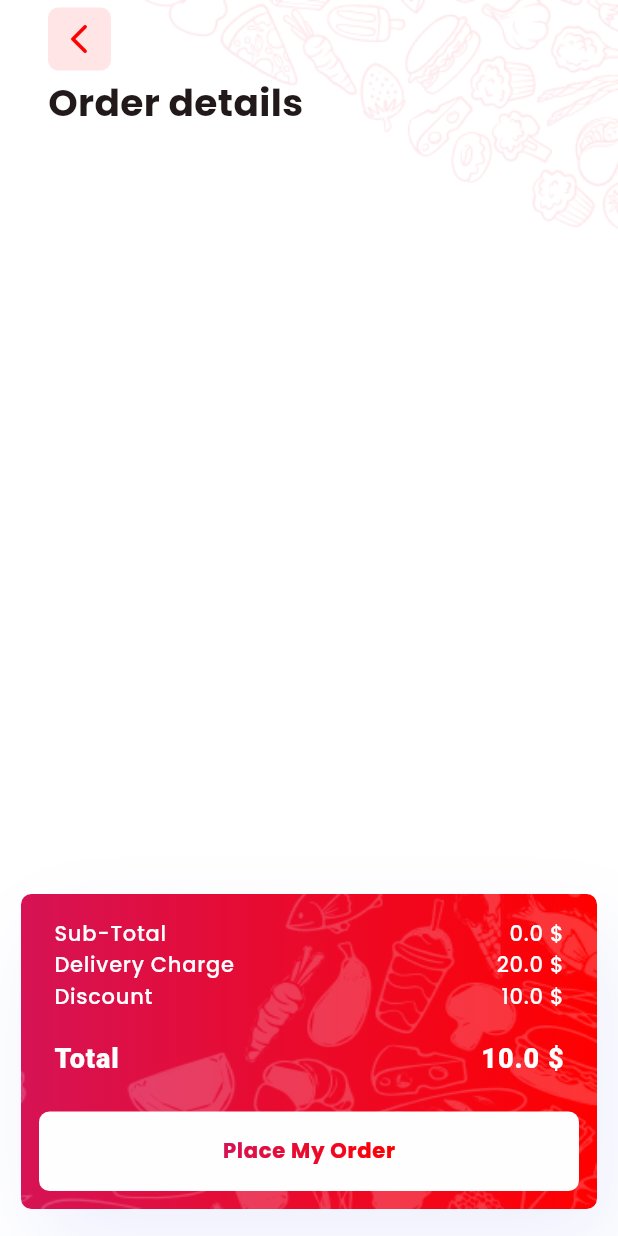
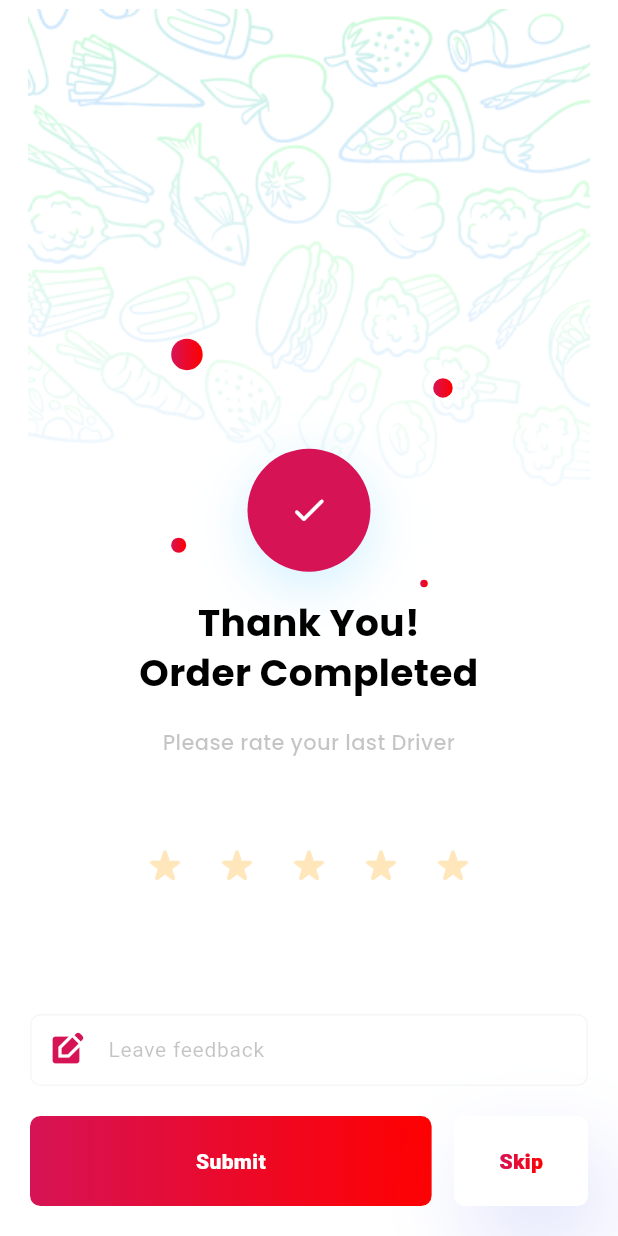
Before and after one commit to Anser-Ishaq/Food-Courier-App, a Flutter app: the CartScreen screen opened directly with empty values, after a tap on "Place My Order", on a phone screen of 412 x 824 dp. Run offline on Flutter 3.47's test engine with Material 3 defaults, Android fonts, the light colour scheme and no system bars; our stand-ins replace cloud_firestore, delightful_toast, firebase_auth, firebase_core, flutter_dotenv, geocoding and 6 more; accounts and stored records are empty.

Commit message:
finish order design complete

```diff
--- a/lib/constants/images/images.dart
+++ b/lib/constants/images/images.dart
@@ -21,4 +21,6 @@ class Images {
 
   static const String chickenBurger = 'assets/images/chicken_burger.png';
   static const String cheseBurger = 'assets/images/chese_burger.png';
+
+  static const String starIcon = 'assets/illustrations/star_Icon.png';
 }
--- a/lib/constants/routes/routes.dart
+++ b/lib/constants/routes/routes.dart
@@ -8,4 +8,5 @@ class Routes {
   static const String resetPassword = '/reset-password';
   static const String bottomNavigation = '/bottomNavigation';
   static const String location = '/map';
+  static const String finishOrder = '/finishOrder';
 }
--- a/lib/screens/cart/cart_screen.dart
+++ b/lib/screens/cart/cart_screen.dart
@@ -5,6 +5,7 @@ import 'package:food_couriers/constants/images/images.dart';
 import 'package:food_couriers/models/food_item.dart';
 import 'package:food_couriers/screens/cart/widgets/food_item_box.dart';
 import 'package:food_couriers/screens/cart/widgets/payment_box.dart';
+import 'package:food_couriers/screens/finish_order/finish_order_screen.dart';
 
 class CartScreen extends StatefulWidget {
   const CartScreen({
@@ -115,7 +116,9 @@ class _CartScreenState extends State<CartScreen> {
                   subTotal: subTotal,
                   deliveryCharges: 20,
                   discount: 10,
-                  onTap: () {},
+                  onTap: () {
+                    Navigator.push(context, MaterialPageRoute(builder: (context) => const FinishOrderScreen()));
+                  },
                 ),
               ],
             ),
--- a/lib/screens/details/details_screen.dart
+++ b/lib/screens/details/details_screen.dart
@@ -94,7 +94,7 @@ class _DetailsScreenState extends State<DetailsScreen> {
               rating: widget.foodItem.rating!,
               orderCount: widget.foodItem.orderCount ?? 0,
               description: widget.foodItem.description!,
-              onTapAddToCart: () {},
+              onTapAddToCart: widget.onAddToCart,
             ),
           ],
         ),
--- /dev/null
+++ b/lib/screens/finish_order/finish_order_screen.dart
@@ -0,0 +1,297 @@
+import 'package:flutter/material.dart';
+import 'package:food_couriers/components/gradient_text.dart';
+import 'package:food_couriers/constants/colors/app_colors.dart';
+import 'package:food_couriers/constants/images/images.dart';
+
+class FinishOrderScreen extends StatefulWidget {
+  const FinishOrderScreen({super.key});
+
+  @override
+  State<FinishOrderScreen> createState() => _FinishOrderScreenState();
+}
+
+class _FinishOrderScreenState extends State<FinishOrderScreen> {
+  final _feedbackController = TextEditingController();
+
+  final _outlineInputBorder = OutlineInputBorder(
+    borderRadius: BorderRadius.circular(7),
+    borderSide: const BorderSide(
+      color: Color(0xFFF6F6F6),
+    ),
+  );
+
+  int _rating = 0;
+
+  @override
+  void dispose() {
+    _feedbackController.dispose();
+    super.dispose();
+  }
+
+  @override
+  Widget build(BuildContext context) {
+    return Scaffold(
+      backgroundColor: AppColors.white,
+      // resizeToAvoidBottomInset: false,
+      body: Stack(
+        children: [
+          SizedBox(
+            width: MediaQuery.of(context).size.width,
+            height: MediaQuery.of(context).size.height,
+            child: Image.asset(Images.splashPattern),
+          ),
+          Positioned(
+            top: MediaQuery.of(context).size.height * 0.274,
+            left: MediaQuery.of(context).size.width * 0.277,
+            child: Container(
+              width: 21,
+              height: 21,
+              decoration: const BoxDecoration(
+                gradient: AppColors.gradientPrimary,
+                shape: BoxShape.circle,
+              ),
+            ),
+          ),
+          Positioned(
+            top: MediaQuery.of(context).size.height * 0.306,
+            left: MediaQuery.of(context).size.width * 0.701,
+            child: Container(
+              width: 13,
+              height: 13,
+              decoration: const BoxDecoration(
+                gradient: AppColors.gradientPrimary,
+                shape: BoxShape.circle,
+              ),
+            ),
+          ),
+          Positioned(
+            top: MediaQuery.of(context).size.height * 0.435,
+            left: MediaQuery.of(context).size.width * 0.277,
+            child: Container(
+              width: 10,
+              height: 10,
+              decoration: const BoxDecoration(
+                gradient: AppColors.gradientPrimary,
+                shape: BoxShape.circle,
+              ),
+            ),
+          ),
+          Positioned(
+            top: MediaQuery.of(context).size.height * 0.469,
+            left: MediaQuery.of(context).size.width * 0.68,
+            child: Container(
+              width: 5,
+              height: 5,
+              decoration: const BoxDecoration(
+                gradient: AppColors.gradientPrimary,
+                shape: BoxShape.circle,
+              ),
+            ),
+          ),
+          Positioned(
+            top: MediaQuery.of(context).size.height * 0.363,
+            left: 0,
+            right: 0,
+            bottom: 0,
+            child: SizedBox(
+              child: Column(
+                children: [
+                  Expanded(
+                    child: _staticInfo(),
+                  ),
+                  SizedBox(height: MediaQuery.of(context).size.height * 0.08),
+                  _feedbackField(),
+                  _buttomRow(),
+                  const SizedBox(
+                    height: 10,
+                  ),
+                ],
+              ),
+            ),
+          )
+        ],
+      ),
+    );
+  }
+
+  Widget _feedbackField() {
+    return Container(
+      margin: const EdgeInsets.symmetric(horizontal: 20, vertical: 10),
+      child: TextFormField(
+        controller: _feedbackController,
+        maxLines: 5,
+        minLines: 1,
+        style: const TextStyle(
+            fontFamily: 'Roboto',
+            fontSize: 14,
+            fontWeight: FontWeight.w400,
+            letterSpacing: 0.5),
+        decoration: InputDecoration(
+          hintText: 'Leave feedback',
+          hintStyle: TextStyle(
+            color: AppColors.charcoalGray.withOpacity(0.3),
+          ),
+          contentPadding: const EdgeInsets.symmetric(vertical: 10),
+          prefixIcon: const Icon(
+            Icons.edit_square,
+            color: AppColors.primary,
+          ),
+          focusedBorder: _outlineInputBorder,
+          enabledBorder: _outlineInputBorder,
+        ),
+      ),
+    );
+  }
+
+  Widget _buttomRow() {
+    return Container(
+      margin: const EdgeInsets.symmetric(horizontal: 20, vertical: 10),
+      child: Row(
+        children: [
+          Expanded(
+            flex: 3,
+            child: GestureDetector(
+              onTap: () {},
+              child: Container(
+                padding: const EdgeInsets.symmetric(vertical: 20),
+                alignment: Alignment.center,
+                decoration: BoxDecoration(
+                  gradient: AppColors.gradientPrimary,
+                  borderRadius: BorderRadius.circular(7),
+                ),
+                child: const Text(
+                  'Submit',
+                  style: TextStyle(
+                    color: AppColors.white,
+                    fontFamily: 'Roboto',
+                    fontSize: 14,
+                    fontWeight: FontWeight.w900,
+                  ),
+                ),
+              ),
+            ),
+          ),
+          const SizedBox(width: 15),
+          Expanded(
+            child: GestureDetector(
+              onTap: () {},
+              child: Container(
+                padding: const EdgeInsets.symmetric(vertical: 20),
+                alignment: Alignment.center,
+                decoration: BoxDecoration(
+                  color: AppColors.white,
+                  borderRadius: BorderRadius.circular(7),
+                  boxShadow: [
+                    BoxShadow(
+                      color: AppColors.shadowBlue.withOpacity(0.2),
+                      offset: const Offset(12, 26),
+                      blurRadius: 50,
+                    )
+                  ],
+                ),
+                child: const GradientText(
+                  text: 'Skip',
+                  gradient: AppColors.gradientPrimary,
+                  style: TextStyle(
+                    fontFamily: 'Roboto',
+                    fontSize: 14,
+                    fontWeight: FontWeight.w900,
+                  ),
+                ),
+              ),
+            ),
+          ),
+        ],
+      ),
+    );
+  }
+
+  Widget _staticInfo() {
+    return Column(
+      mainAxisAlignment: MainAxisAlignment.spaceBetween,
+      children: [
+        _checkCircle(),
+        _thankyouText(),
+        const SizedBox(
+          height: 10,
+        ),
+        _starRating(),
+      ],
+    );
+  }
+
+    Widget _starRating() {
+    return Row(
+      mainAxisAlignment: MainAxisAlignment.center,
+      children: List.generate(5, (index) {
+        return IconButton(
+          icon: Icon(
+            Icons.star_rate_rounded,
+            size: 30,
+            color: index < _rating ? const Color(0xFFFEAD1D) : const Color(0xFFFEAD1D).withOpacity(0.3),
+          ),
+          onPressed: () {
+            setState(() {
+              _rating = index + 1;
+            });
+          },
+        );
+      }),
+    );
+  }
+
+  Widget _thankyouText() {
+    return Column(
+      mainAxisSize: MainAxisSize.min,
+      children: [
+        const Text(
+          'Thank You!\nOrder Completed',
+          textAlign: TextAlign.center,
+          style: TextStyle(
+            color: AppColors.black,
+            fontFamily: 'Poppins',
+            fontSize: 25,
+            fontWeight: FontWeight.w700,
+            height: 32.76 / 25,
+          ),
+        ),
+        const SizedBox(height: 20),
+        Text(
+          'Please rate your last Driver',
+          textAlign: TextAlign.center,
+          style: TextStyle(
+            color: AppColors.charcoalGray.withOpacity(0.3),
+            fontFamily: 'Poppins',
+            fontSize: 14,
+            fontWeight: FontWeight.w500,
+            height: 21 / 14,
+          ),
+        ),
+      ],
+    );
+  }
+
+  Widget _checkCircle() {
+    return Container(
+      width: 82,
+      height: 82,
+      alignment: Alignment.center,
+      decoration: BoxDecoration(
+        color: AppColors.primary,
+        shape: BoxShape.circle,
+        boxShadow: [
+          BoxShadow(
+            color: const Color(0xFF40BFFF).withOpacity(0.24),
+            blurRadius: 30,
+            offset: const Offset(0, 10),
+          )
+        ],
+      ),
+      child: const Icon(
+        Icons.check_rounded,
+        color: AppColors.white,
+        size: 27,
+      ),
+    );
+  }
+}
--- a/lib/screens/home/home_screen.dart
+++ b/lib/screens/home/home_screen.dart
@@ -305,6 +305,7 @@ class _HomeScreenState extends State<HomeScreen> {
                               builder: (context) => DetailsScreen(
                                 foodItem: _filteredFoodItems[index],
                                 onAddToCart: () {
+                                  _navigationService.goBack();
                                   widget.onTapAdd(_filteredFoodItems[index]);
                                 },
                               ),
--- a/lib/services/navigation_service.dart
+++ b/lib/services/navigation_service.dart
@@ -2,6 +2,7 @@ import 'package:flutter/material.dart';
 import 'package:food_couriers/constants/routes/routes.dart';
 import 'package:food_couriers/screens/auth/auth_screen.dart';
 import 'package:food_couriers/screens/bottom_navigation/bottom_navigation_screen.dart';
+import 'package:food_couriers/screens/finish_order/finish_order_screen.dart';
 import 'package:food_couriers/screens/map/map_screen.dart';
 import 'package:food_couriers/screens/onboarding/onboading_screen.dart';
 import 'package:food_couriers/screens/splash/splash_screen.dart';
@@ -16,6 +17,7 @@ class NavigationService {
     Routes.auth : (context) => const AuthScreen(),
     Routes.bottomNavigation : (context) => const BottomNavigationScreen(),
     Routes.location : (context) => const MapScreen(),
+    Routes.finishOrder : (context) => const FinishOrderScreen(),
   };
 
   GlobalKey<NavigatorState>? get navigatorKey => _navigatorKey;
```
Also changed, not shown: assets/illustrations/star_Icon.png (added).
